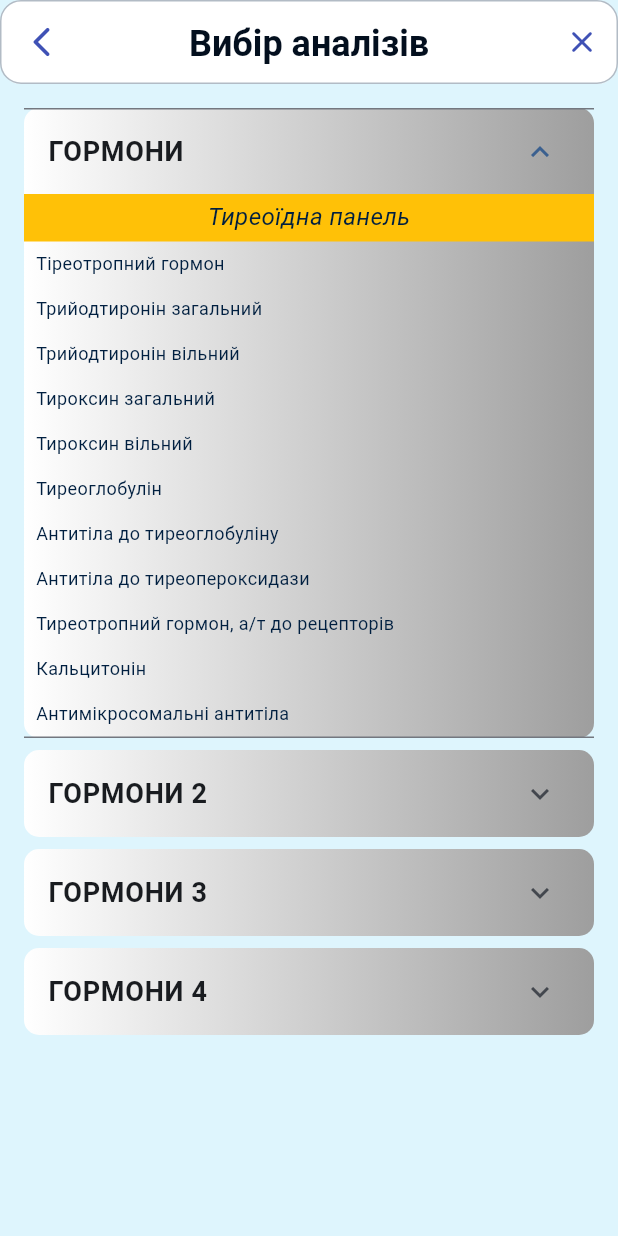
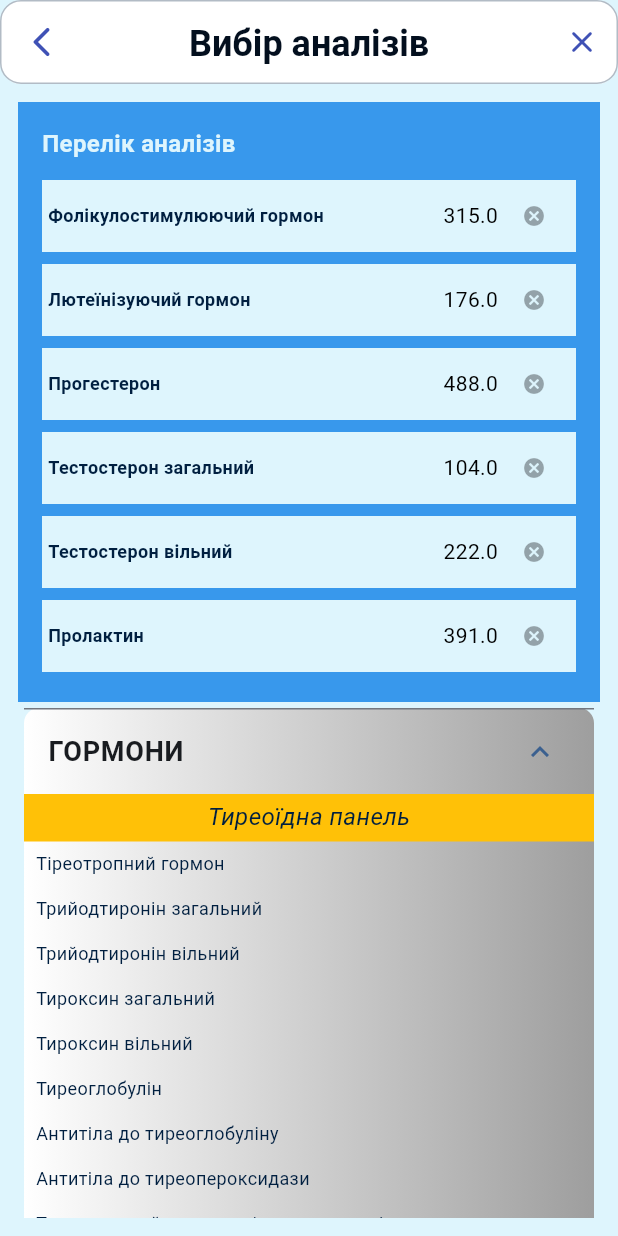
Before and after one commit to kadr0id/nice_analyses, a Flutter app: the MainAnalysesPage screen opened directly, after a tap on "ГОРМОНИ", on a phone screen of 412 x 824 dp. Run offline on Flutter 3.47's test engine with Material 3 defaults, Android fonts, the phone set to English and light mode, and no system bars; our stand-ins replace equatable, firebase_auth, firebase_core, flutter_bloc, formz; missing offline and left inert: flow_builder; accounts and stored records are empty; Roboto replaces fonts that are missing (Formular).

Commit message:
wip integarte

```diff
--- /dev/null
+++ b/lib/app/nice_ui/widgets/selected_items.dart
@@ -0,0 +1,77 @@
+import 'package:flutter/material.dart';
+import 'package:nice_analyses/app/nice_ui/colors/nice_colors.dart';
+import 'package:nice_analyses/app/nice_ui/nice_ui.dart';
+
+class SelectedItemsWidget extends StatelessWidget {
+  final Map<String, double> selectedItems;
+  final VoidCallback? onPressed;
+
+  const SelectedItemsWidget({
+    Key? key,
+    required this.selectedItems,
+    this.onPressed,
+  }) : super(key: key);
+
+  @override
+  Widget build(BuildContext context) {
+    return Container(
+      padding: const EdgeInsets.all(16.0),
+      color: NiceColors.blue,
+      child: Column(
+        crossAxisAlignment: CrossAxisAlignment.stretch,
+        children: [
+          const Text(
+            'Перелік аналізів',
+            style: TextStyle(
+              fontWeight: FontWeight.bold,
+              fontSize: 16,
+              color: NiceColors.white,
+            ),
+          ),
+          const SizedBox(height: 8),
+          ListView.builder(
+            shrinkWrap: true,
+            itemCount: selectedItems.length,
+            itemBuilder: (context, index) {
+              String key = selectedItems.keys.elementAt(index);
+              double value = selectedItems.values.elementAt(index);
+              return Container(
+                color: NiceColors.white,
+                padding: const EdgeInsets.only(left: 4.0, right: 4.0),
+                margin: const EdgeInsets.symmetric(vertical: 4.0),
+                child: Row(
+                  children: [
+                    Text(
+                      key,
+                      style: const TextStyle(fontWeight: FontWeight.bold),
+                    ),
+                    Expanded(
+                      child: Row(
+                        mainAxisAlignment: MainAxisAlignment.end,
+                        children: [
+                          Text(
+                            value.toString(),
+                            style: const TextStyle(
+                              color: NiceColors.black,
+                              fontSize: 14,
+                            ),
+                          ),
+                          IconButton(
+                            icon: const Icon(Icons.cancel),
+                            iconSize: 16,
+                            color: NiceColors.grey,
+                            onPressed: onPressed,
+                          ),
+                        ],
+                      ),
+                    ),
+                  ],
+                ),
+              );
+            },
+          ),
+        ],
+      ),
+    );
+  }
+}
--- a/lib/main_analyses/view/main_analyses_view.dart
+++ b/lib/main_analyses/view/main_analyses_view.dart
@@ -1,4 +1,5 @@
 import 'package:flutter/material.dart';
+import 'package:nice_analyses/app/nice_ui/widgets/selected_items.dart';
 
 import '../../app/nice_ui/nice_ui.dart';
 import '../../app/nice_ui/widgets/nice_main_item_widget.dart';
@@ -63,12 +64,28 @@ class MainAnalysesView extends StatelessWidget {
     ],
   ];
 
+  static const Map<String, double> selectedItems = {
+    "Фолікулостимулюючий гормон": 315,
+    "Лютеїнізуючий гормон": 176,
+    "Прогестерон": 488,
+    "Тестостерон загальний": 104,
+    "Тестостерон вільний": 222,
+    "Пролактин": 391,
+  };
+
   @override
   Widget build(BuildContext context) {
-    return const ExpandableListWidget(
-      titles: titles,
-      subtitles: subtitles,
-      items: items,
+    return SingleChildScrollView(
+      child: const Column(
+        children: [
+          SelectedItemsWidget(selectedItems: selectedItems),
+          ExpandableListWidget(
+            titles: titles,
+            subtitles: subtitles,
+            items: items,
+          ),
+        ],
+      ),
     );
   }
 }
@@ -90,6 +107,7 @@ class ExpandableListWidget extends StatelessWidget {
   @override
   Widget build(BuildContext context) {
     return ListView.builder(
+      shrinkWrap: true,
       itemCount: titles.length,
       itemBuilder: (context, index) {
         final title = titles[index];
@@ -122,8 +140,9 @@ class ExpandableListWidget extends StatelessWidget {
                               Navigator.of(context).pushReplacement<void, void>(
                                   BookAnalysesPage.route());
                             },
-                            child:
-                                MenuItemWidget(item: item,));
+                            child: MenuItemWidget(
+                              item: item,
+                            ));
                       }).toList(),
                     ),
                 ],
```
Also changed, not shown: lib/firebase_options.dart (added), lib/main.dart (line endings or trailing spaces), 7 other files.
